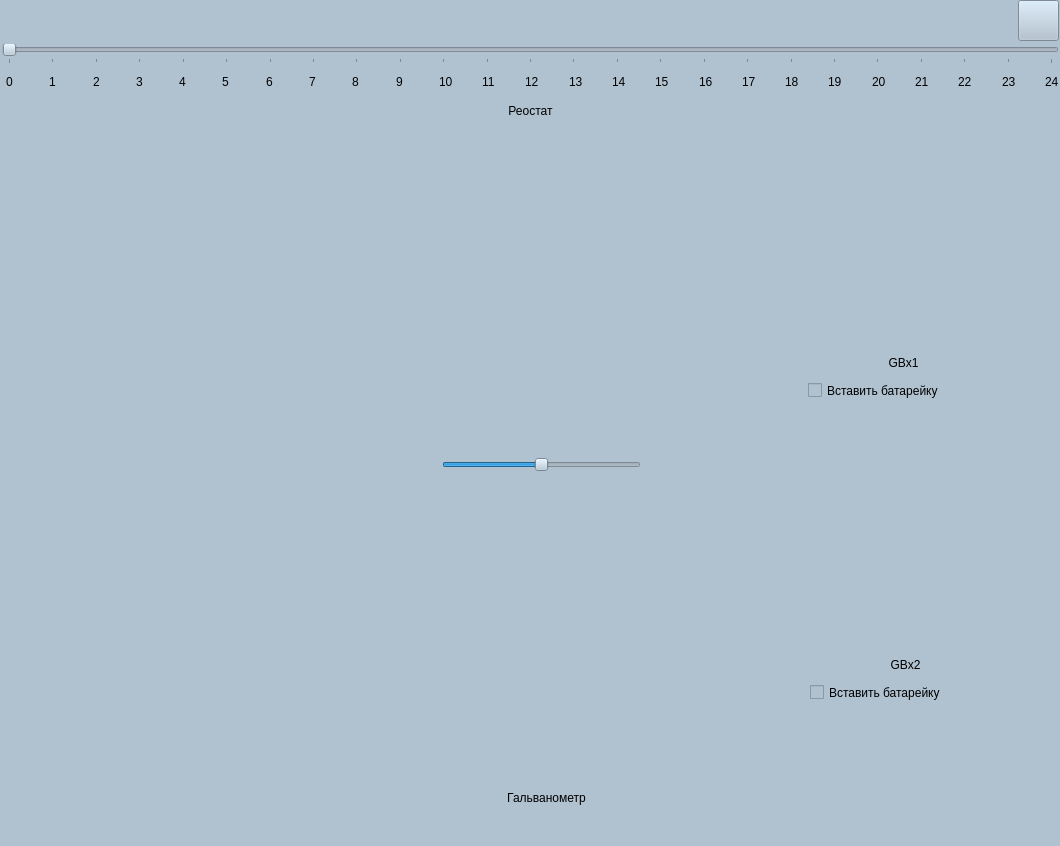
This is forms_ui/laba2.ui in doktorfish0078/SimulationOfLaboratoryWork as Qt 5 draws it before an edit. The edited form follows.
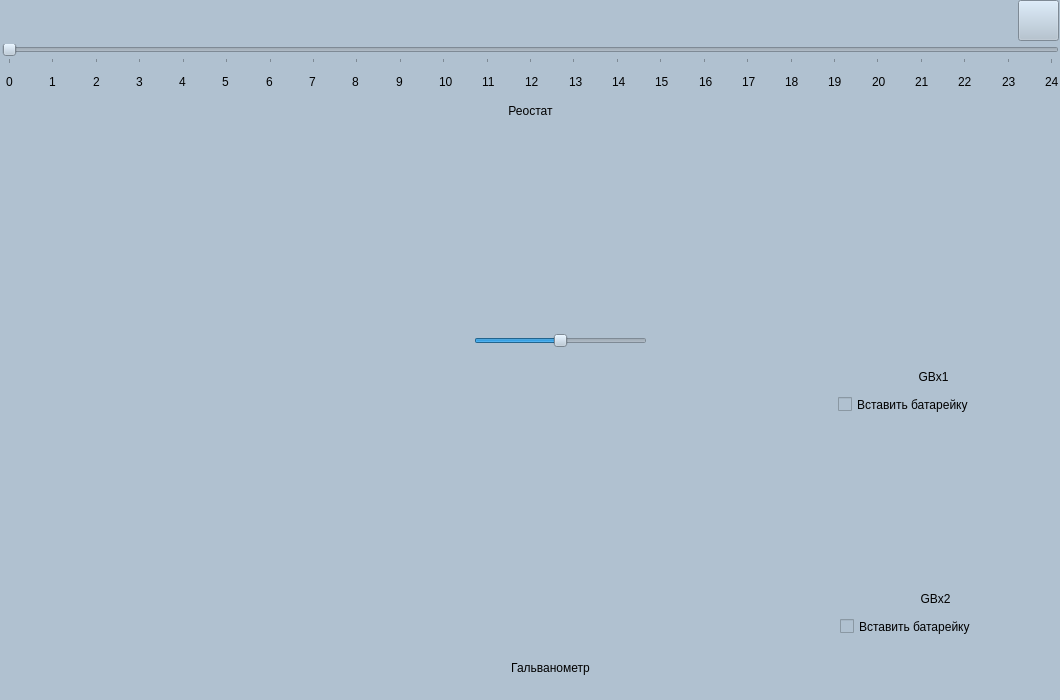
This is the edited form. Icons and pictures are not drawn.

What changed in the file:
```diff
--- a/forms_ui/laba2.ui
+++ b/forms_ui/laba2.ui
@@ -7,13 +7,19 @@
     <x>0</x>
     <y>0</y>
     <width>1060</width>
-    <height>846</height>
+    <height>700</height>
    </rect>
   </property>
-  <property name="minimumSize">
+  <property name="sizePolicy">
+   <sizepolicy hsizetype="Expanding" vsizetype="Expanding">
+    <horstretch>0</horstretch>
+    <verstretch>0</verstretch>
+   </sizepolicy>
+  </property>
+  <property name="maximumSize">
    <size>
-    <width>960</width>
-    <height>760</height>
+    <width>1060</width>
+    <height>850</height>
    </size>
   </property>
   <property name="windowTitle">
@@ -267,10 +273,10 @@
    <widget class="QWidget" name="verticalLayoutWidget_3">
     <property name="geometry">
      <rect>
-      <x>356</x>
-      <y>498</y>
+      <x>362</x>
+      <y>360</y>
       <width>371</width>
-      <height>285</height>
+      <height>295</height>
      </rect>
     </property>
     <layout class="QVBoxLayout" name="verticalLayout_3">
@@ -282,10 +288,10 @@
    <widget class="QLabel" name="label_battery1">
     <property name="geometry">
      <rect>
-      <x>798</x>
-      <y>182</y>
+      <x>814</x>
+      <y>168</y>
       <width>71</width>
-      <height>121</height>
+      <height>110</height>
      </rect>
     </property>
     <property name="text">
@@ -301,10 +307,10 @@
    <widget class="QLabel" name="label_battery2">
     <property name="geometry">
      <rect>
-      <x>878</x>
-      <y>172</y>
+      <x>898</x>
+      <y>150</y>
       <width>71</width>
-      <height>121</height>
+      <height>110</height>
      </rect>
     </property>
     <property name="text">
@@ -320,10 +326,10 @@
    <widget class="QLabel" name="slot_battery2">
     <property name="geometry">
      <rect>
-      <x>950</x>
-      <y>604</y>
-      <width>81</width>
-      <height>131</height>
+      <x>972</x>
+      <y>528</y>
+      <width>71</width>
+      <height>110</height>
      </rect>
     </property>
     <property name="text">
@@ -339,10 +345,10 @@
    <widget class="QLabel" name="slot_battery1">
     <property name="geometry">
      <rect>
-      <x>948</x>
-      <y>302</y>
-      <width>81</width>
-      <height>131</height>
+      <x>972</x>
+      <y>304</y>
+      <width>71</width>
+      <height>110</height>
      </rect>
     </property>
     <property name="text">
@@ -358,8 +364,8 @@
    <widget class="QLabel" name="label_28">
     <property name="geometry">
      <rect>
-      <x>868</x>
-      <y>342</y>
+      <x>898</x>
+      <y>356</y>
       <width>71</width>
       <height>41</height>
      </rect>
@@ -377,8 +383,8 @@
    <widget class="QLabel" name="label_29">
     <property name="geometry">
      <rect>
-      <x>870</x>
-      <y>644</y>
+      <x>900</x>
+      <y>578</y>
       <width>71</width>
       <height>41</height>
      </rect>
@@ -396,8 +402,8 @@
    <widget class="QCheckBox" name="check_battery1">
     <property name="geometry">
      <rect>
-      <x>808</x>
-      <y>382</y>
+      <x>838</x>
+      <y>396</y>
       <width>131</width>
       <height>17</height>
      </rect>
@@ -415,8 +421,8 @@
    <widget class="QCheckBox" name="check_battery2">
     <property name="geometry">
      <rect>
-      <x>810</x>
-      <y>684</y>
+      <x>840</x>
+      <y>618</y>
       <width>131</width>
       <height>17</height>
      </rect>
@@ -431,8 +437,8 @@
    <widget class="QLabel" name="label_info">
     <property name="geometry">
      <rect>
-      <x>750</x>
-      <y>774</y>
+      <x>756</x>
+      <y>654</y>
       <width>301</width>
       <height>21</height>
      </rect>
@@ -447,9 +453,9 @@
    <widget class="QSlider" name="key_slider">
     <property name="geometry">
      <rect>
-      <x>442</x>
-      <y>454</y>
-      <width>199</width>
+      <x>474</x>
+      <y>330</y>
+      <width>173</width>
       <height>22</height>
      </rect>
     </property>
@@ -466,12 +472,18 @@
    <widget class="QLabel" name="label_key">
     <property name="geometry">
      <rect>
-      <x>418</x>
-      <y>342</y>
-      <width>250</width>
-      <height>107</height>
+      <x>444</x>
+      <y>226</y>
+      <width>233</width>
+      <height>103</height>
      </rect>
     </property>
+    <property name="sizePolicy">
+     <sizepolicy hsizetype="Expanding" vsizetype="Preferred">
+      <horstretch>0</horstretch>
+      <verstretch>0</verstretch>
+     </sizepolicy>
+    </property>
     <property name="maximumSize">
      <size>
       <width>250</width>
@@ -529,8 +541,8 @@
     </property>
     <property name="geometry">
      <rect>
-      <x>482</x>
-      <y>788</y>
+      <x>486</x>
+      <y>658</y>
       <width>129</width>
       <height>20</height>
      </rect>
@@ -554,10 +566,10 @@
    <widget class="QLabel" name="label_Gc">
     <property name="geometry">
      <rect>
-      <x>38</x>
-      <y>164</y>
-      <width>141</width>
-      <height>245</height>
+      <x>54</x>
+      <y>154</y>
+      <width>127</width>
+      <height>221</height>
      </rect>
     </property>
     <property name="text">
@@ -573,10 +585,10 @@
    <widget class="QLabel" name="label_G">
     <property name="geometry">
      <rect>
-      <x>52</x>
-      <y>460</y>
-      <width>111</width>
-      <height>287</height>
+      <x>66</x>
+      <y>398</y>
+      <width>101</width>
+      <height>257</height>
      </rect>
     </property>
     <property name="text">
```
Left out of the diff: 18 changed lines with no effect on the pictures.
